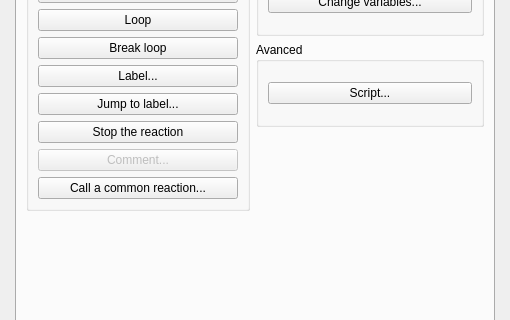
Old version of the form Editor/Dialogs/dialogcommands.ui in the repository RPG-Paper-Maker/RPG-Paper-Maker; both pictures show x 0 to 510 and y 93 to 413 of the 510 by 600 pixel window.
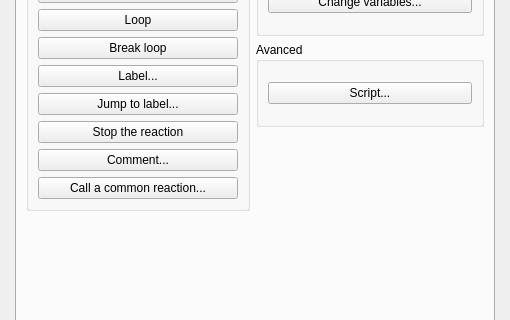
New version of the form. The open tabs and pages were chosen to show the change.

The edit to the form file:
```diff
--- a/Editor/Dialogs/dialogcommands.ui
+++ b/Editor/Dialogs/dialogcommands.ui
@@ -918,7 +918,7 @@
               <item>
                <widget class="QPushButton" name="pushButtonComment">
                 <property name="enabled">
-                 <bool>false</bool>
+                 <bool>true</bool>
                 </property>
                 <property name="text">
                  <string>Comment...</string>
```
Left out of the diff: 2 changed lines with no effect on the pictures.
